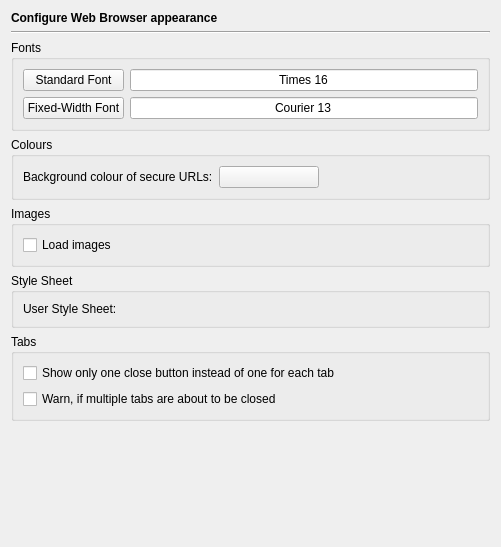
The window that Preferences/ConfigurationPages/WebBrowserAppearancePage.ui (pycom/EricShort) describes before a commit, drawn with Qt 5.
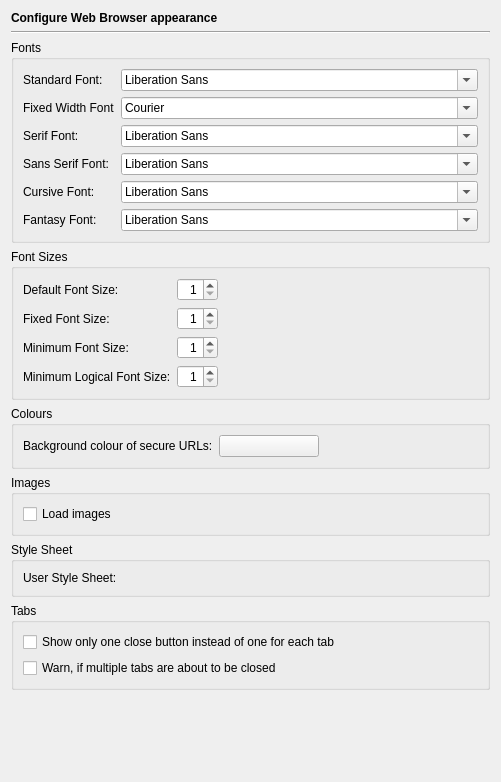
The same window after the commit. Custom widgets are drawn as their Qt base class.

Commit message:
Continued porting the web browser.
- modified the appearance config page
- added the web browser config page

```diff
--- a/Preferences/ConfigurationPages/WebBrowserAppearancePage.ui
+++ b/Preferences/ConfigurationPages/WebBrowserAppearancePage.ui
@@ -7,7 +7,7 @@
     <x>0</x>
     <y>0</y>
     <width>499</width>
-    <height>547</height>
+    <height>782</height>
    </rect>
   </property>
   <layout class="QVBoxLayout" name="verticalLayout_3">
@@ -38,57 +38,218 @@
      </property>
      <layout class="QGridLayout" name="gridLayout">
       <item row="0" column="0">
-       <widget class="QPushButton" name="standardFontButton">
+       <widget class="QLabel" name="label_2">
+        <property name="text">
+         <string>Standard Font:</string>
+        </property>
+       </widget>
+      </item>
+      <item row="0" column="1">
+       <widget class="QFontComboBox" name="standardFontCombo">
+        <property name="sizePolicy">
+         <sizepolicy hsizetype="Expanding" vsizetype="Fixed">
+          <horstretch>0</horstretch>
+          <verstretch>0</verstretch>
+         </sizepolicy>
+        </property>
         <property name="toolTip">
          <string>Press to select the standard font</string>
         </property>
+       </widget>
+      </item>
+      <item row="1" column="0">
+       <widget class="QLabel" name="label_3">
         <property name="text">
-         <string>Standard Font</string>
+         <string>Fixed Width Font</string>
         </property>
        </widget>
       </item>
-      <item row="0" column="1">
-       <widget class="QLineEdit" name="standardFontSample">
-        <property name="focusPolicy">
-         <enum>Qt::NoFocus</enum>
+      <item row="1" column="1">
+       <widget class="QFontComboBox" name="fixedFontCombo">
+        <property name="sizePolicy">
+         <sizepolicy hsizetype="Expanding" vsizetype="Fixed">
+          <horstretch>0</horstretch>
+          <verstretch>0</verstretch>
+         </sizepolicy>
         </property>
+        <property name="toolTip">
+         <string>Select the fixed width font</string>
+        </property>
+        <property name="fontFilters">
+         <set>QFontComboBox::MonospacedFonts</set>
+        </property>
+       </widget>
+      </item>
+      <item row="2" column="0">
+       <widget class="QLabel" name="label_4">
         <property name="text">
-         <string>Times 16</string>
+         <string>Serif Font:</string>
         </property>
-        <property name="alignment">
-         <set>Qt::AlignHCenter</set>
+       </widget>
+      </item>
+      <item row="2" column="1">
+       <widget class="QFontComboBox" name="serifFontCombo">
+        <property name="sizePolicy">
+         <sizepolicy hsizetype="Expanding" vsizetype="Fixed">
+          <horstretch>0</horstretch>
+          <verstretch>0</verstretch>
+         </sizepolicy>
         </property>
-        <property name="readOnly">
-         <bool>true</bool>
+        <property name="toolTip">
+         <string>Select the serif font</string>
         </property>
        </widget>
       </item>
-      <item row="1" column="0">
-       <widget class="QPushButton" name="fixedFontButton">
+      <item row="3" column="0">
+       <widget class="QLabel" name="label_5">
+        <property name="text">
+         <string>Sans Serif Font:</string>
+        </property>
+       </widget>
+      </item>
+      <item row="3" column="1">
+       <widget class="QFontComboBox" name="sansSerifFontCombo">
+        <property name="sizePolicy">
+         <sizepolicy hsizetype="Expanding" vsizetype="Fixed">
+          <horstretch>0</horstretch>
+          <verstretch>0</verstretch>
+         </sizepolicy>
+        </property>
         <property name="toolTip">
          <string>Press to select the fixed-width font</string>
         </property>
+       </widget>
+      </item>
+      <item row="4" column="0">
+       <widget class="QLabel" name="label_6">
         <property name="text">
-         <string>Fixed-Width Font</string>
+         <string>Cursive Font:</string>
         </property>
        </widget>
       </item>
+      <item row="4" column="1">
+       <widget class="QFontComboBox" name="cursiveFontCombo">
+        <property name="sizePolicy">
+         <sizepolicy hsizetype="Expanding" vsizetype="Fixed">
+          <horstretch>0</horstretch>
+          <verstretch>0</verstretch>
+         </sizepolicy>
+        </property>
+        <property name="toolTip">
+         <string>Select the cursive font</string>
+        </property>
+       </widget>
+      </item>
+      <item row="5" column="0">
+       <widget class="QLabel" name="label_7">
+        <property name="text">
+         <string>Fantasy Font:</string>
+        </property>
+       </widget>
+      </item>
+      <item row="5" column="1">
+       <widget class="QFontComboBox" name="fantasyFontCombo">
+        <property name="sizePolicy">
+         <sizepolicy hsizetype="Expanding" vsizetype="Fixed">
+          <horstretch>0</horstretch>
+          <verstretch>0</verstretch>
+         </sizepolicy>
+        </property>
+        <property name="toolTip">
+         <string>Select the fantasy font</string>
+        </property>
+       </widget>
+      </item>
+     </layout>
+    </widget>
+   </item>
+   <item>
+    <widget class="QGroupBox" name="groupBox_6">
+     <property name="title">
+      <string>Font Sizes</string>
+     </property>
+     <layout class="QGridLayout" name="gridLayout_4">
+      <item row="0" column="0">
+       <widget class="QLabel" name="label_8">
+        <property name="text">
+         <string>Default Font Size:</string>
+        </property>
+       </widget>
+      </item>
+      <item row="0" column="1">
+       <widget class="QSpinBox" name="defaultSizeSpinBox">
+        <property name="alignment">
+         <set>Qt::AlignRight|Qt::AlignTrailing|Qt::AlignVCenter</set>
+        </property>
+        <property name="minimum">
+         <number>1</number>
+        </property>
+       </widget>
+      </item>
+      <item row="1" column="0">
+       <widget class="QLabel" name="label_9">
+        <property name="text">
+         <string>Fixed Font Size:</string>
+        </property>
+       </widget>
+      </item>
       <item row="1" column="1">
-       <widget class="QLineEdit" name="fixedFontSample">
-        <property name="focusPolicy">
-         <enum>Qt::NoFocus</enum>
+       <widget class="QSpinBox" name="fixedSizeSpinBox">
+        <property name="alignment">
+         <set>Qt::AlignRight|Qt::AlignTrailing|Qt::AlignVCenter</set>
         </property>
+        <property name="minimum">
+         <number>1</number>
+        </property>
+       </widget>
+      </item>
+      <item row="2" column="0">
+       <widget class="QLabel" name="label_10">
         <property name="text">
-         <string>Courier 13</string>
+         <string>Minimum Font Size:</string>
         </property>
+       </widget>
+      </item>
+      <item row="2" column="1">
+       <widget class="QSpinBox" name="minSizeSpinBox">
         <property name="alignment">
-         <set>Qt::AlignHCenter</set>
+         <set>Qt::AlignRight|Qt::AlignTrailing|Qt::AlignVCenter</set>
         </property>
-        <property name="readOnly">
-         <bool>true</bool>
+        <property name="minimum">
+         <number>1</number>
         </property>
        </widget>
       </item>
+      <item row="3" column="0">
+       <widget class="QLabel" name="label_11">
+        <property name="text">
+         <string>Minimum Logical Font Size:</string>
+        </property>
+       </widget>
+      </item>
+      <item row="3" column="1">
+       <widget class="QSpinBox" name="minLogicalSizeSpinBox">
+        <property name="alignment">
+         <set>Qt::AlignRight|Qt::AlignTrailing|Qt::AlignVCenter</set>
+        </property>
+        <property name="minimum">
+         <number>1</number>
+        </property>
+       </widget>
+      </item>
+      <item row="3" column="2">
+       <spacer name="horizontalSpacer_2">
+        <property name="orientation">
+         <enum>Qt::Horizontal</enum>
+        </property>
+        <property name="sizeHint" stdset="0">
+         <size>
+          <width>230</width>
+          <height>20</height>
+         </size>
+        </property>
+       </spacer>
+      </item>
      </layout>
     </widget>
    </item>
```
Left out of the diff: 10 changed lines with no effect on the pictures. The commit also changes 8 other files.
